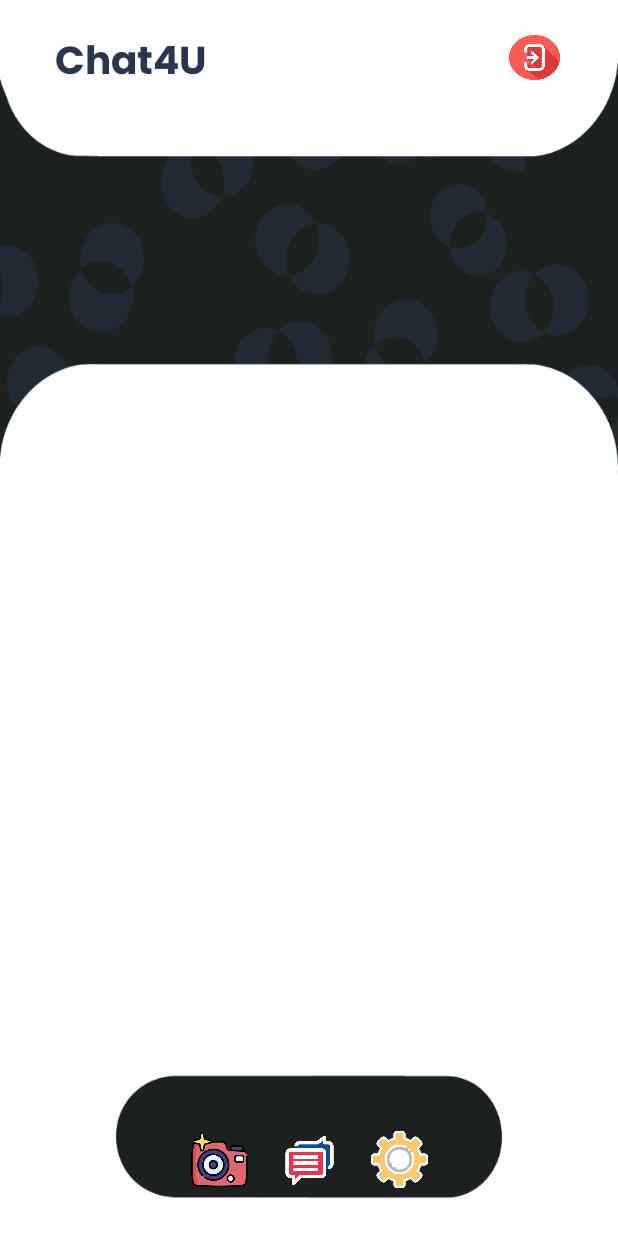
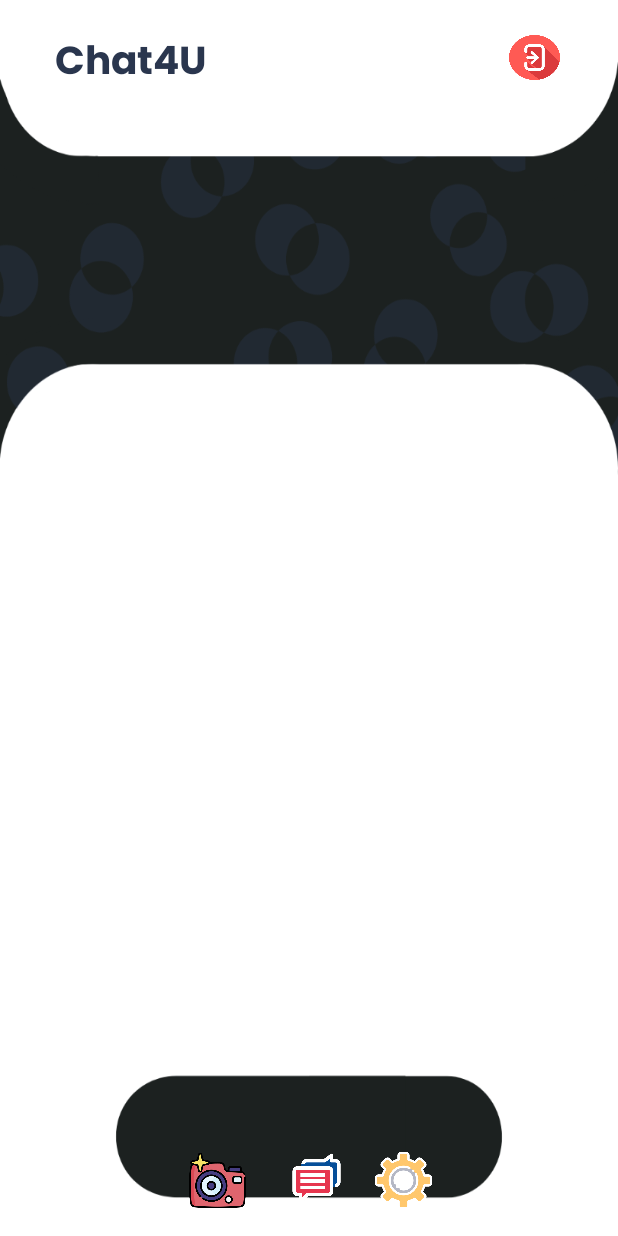
Before and after one commit to priyak307/Android-Virtual-Messenger, an Android app: the MainActivity screen opened directly, with no data from a screen before it, on a phone screen of 412 x 824 dp. Run offline under Robolectric (Android 15) with nearby library versions, the phone set to English and light mode, and no system bars; our stand-ins replace CircleImageView, Firebase (no records; nobody signed in at launch, a user with empty details on screens opened directly), Picasso, sdp/ssp sizes; pictures from the network do not load.

Commit message:
commit layout

```diff
--- a/app/src/main/res/layout/activity_login.xml
+++ b/app/src/main/res/layout/activity_login.xml
@@ -10,8 +10,8 @@
 
     <ImageView
         android:id="@+id/imageView2"
-        android:layout_width="102dp"
-        android:layout_height="62dp"
+        android:layout_width="98dp"
+        android:layout_height="76dp"
         app:layout_constraintBottom_toBottomOf="parent"
         app:layout_constraintEnd_toEndOf="parent"
         app:layout_constraintHorizontal_bias="0.498"
--- a/app/src/main/res/layout/activity_main.xml
+++ b/app/src/main/res/layout/activity_main.xml
@@ -72,9 +72,9 @@
         android:layout_alignParentEnd="true"
         android:layout_alignParentRight="true"
         android:layout_alignParentBottom="true"
-        android:layout_marginEnd="242dp"
-        android:layout_marginRight="242dp"
-        android:layout_marginBottom="32dp"
+        android:layout_marginEnd="243dp"
+        android:layout_marginRight="243dp"
+        android:layout_marginBottom="18dp"
         android:src="@drawable/camera" />
 
     <ImageView
@@ -83,9 +83,9 @@
         android:layout_alignParentEnd="true"
         android:layout_alignParentRight="true"
         android:layout_alignParentBottom="true"
-        android:layout_marginEnd="182dp"
-        android:layout_marginRight="182dp"
-        android:layout_marginBottom="31dp"
+        android:layout_marginEnd="177dp"
+        android:layout_marginRight="177dp"
+        android:layout_marginBottom="19dp"
         android:src="@drawable/chat" />
 
     <ImageView
@@ -95,9 +95,9 @@
         android:layout_alignParentEnd="true"
         android:layout_alignParentRight="true"
         android:layout_alignParentBottom="true"
-        android:layout_marginEnd="122dp"
-        android:layout_marginRight="122dp"
-        android:layout_marginBottom="32dp"
+        android:layout_marginEnd="119dp"
+        android:layout_marginRight="119dp"
+        android:layout_marginBottom="18dp"
         android:src="@drawable/sett" />
 
 
```
